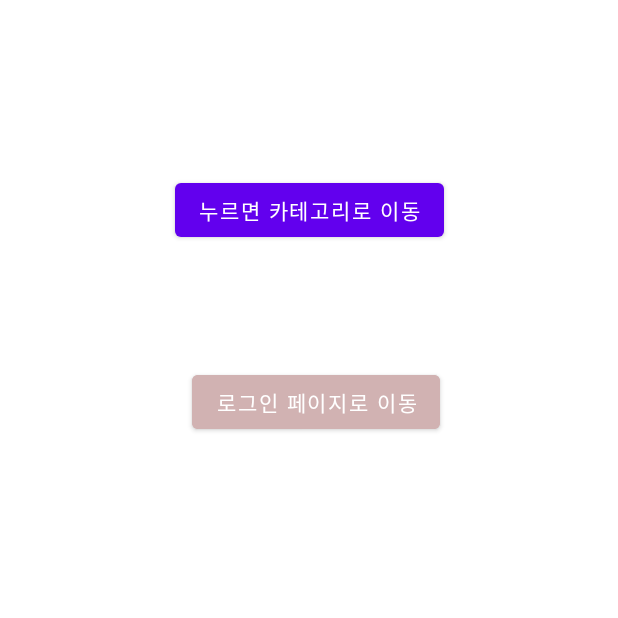
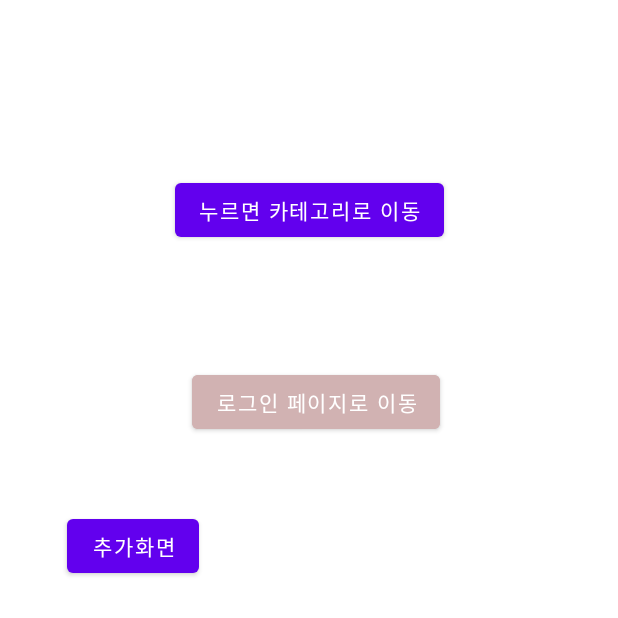
Before and after one commit to han-seo/MyApplication10, an Android app: the screen it shows after launch (MainActivity), on a phone screen of 412 x 824 dp, the top half of it. Run offline under Robolectric (Android 15) with nearby library versions, the phone set to English and light mode, and no system bars.

Commit message:
//추가하기 카테고리

```diff
--- a/app/build.gradle
+++ b/app/build.gradle
@@ -1,7 +1,7 @@
 plugins {
     id 'com.android.application'
     id 'kotlin-android'
-    id'kotlin-android-extensions'
+    id 'kotlin-android-extensions'
 }
 
 android {
--- a/app/src/main/java/com/example/myapplication/Join.kt
+++ b/app/src/main/java/com/example/myapplication/Join.kt
@@ -19,7 +19,6 @@ class Join : AppCompatActivity() {
             startActivity(intent)
         }
 
-
     }
 
 }
--- a/app/src/main/java/com/example/myapplication/Login.kt
+++ b/app/src/main/java/com/example/myapplication/Login.kt
@@ -34,7 +34,9 @@ class Login : AppCompatActivity() {
             startActivity(intent) }
 
 
-
+        val intent = Intent(this, hair::class.java)
+        intent.putExtra("key1","문자열 전달쓰")
+        intent.putExtra("key2",2021)
 
     }
 }
--- a/app/src/main/java/com/example/myapplication/MainActivity.kt
+++ b/app/src/main/java/com/example/myapplication/MainActivity.kt
@@ -4,28 +4,36 @@ import android.content.Intent
 import androidx.appcompat.app.AppCompatActivity
 import android.os.Bundle
 import android.widget.Button
+import kotlinx.android.synthetic.main.activity_main.*
 
 class MainActivity : AppCompatActivity() {
 
     //테스트용 버튼
     lateinit var Btn_Go : Button
     lateinit var Btn_shift : Button
+    lateinit var Btn_new : Button
 
    override fun onCreate(savedInstanceState: Bundle?) {
         super.onCreate(savedInstanceState)
         setContentView(R.layout.activity_main)
 
-        //잘되는지 테스트-->안됨..
+        //잘되는지 테스트
        Btn_Go = findViewById(R.id.Btn_Go)
        Btn_Go.setOnClickListener{
            var intent = Intent(this, category::class.java)
            startActivity(intent)
        }
 
-/*       Btn_shift = findViewById(R.id.Btn_Go)
+       Btn_shift = findViewById(R.id.Btn_shift)
        Btn_shift.setOnClickListener{
            var intent = Intent(this, Login::class.java)
            startActivity(intent)
-       }*/
+       }
+
+       Btn_new = findViewById(R.id.Btn_new)
+       Btn_new.setOnClickListener{
+           var intent = Intent(this, newPerson::class.java)
+           startActivity(intent)
+       }
     }
 }
--- a/app/src/main/res/layout/activity_join.xml
+++ b/app/src/main/res/layout/activity_join.xml
@@ -22,7 +22,7 @@
         app:layout_constraintTop_toBottomOf="@+id/editTextPhone" />
 
     <EditText
-        android:id="@+id/editTextTextPersonName7"
+        android:id="@+id/editTextnName"
         android:layout_width="0dp"
         android:layout_height="wrap_content"
         android:layout_marginStart="10dp"
@@ -94,7 +94,7 @@
         app:layout_constraintEnd_toEndOf="parent"
         app:layout_constraintHorizontal_bias="0.0"
         app:layout_constraintStart_toStartOf="parent"
-        app:layout_constraintTop_toBottomOf="@+id/editTextTextPersonName7" />
+        app:layout_constraintTop_toBottomOf="@+id/editTextnName" />
 
     <EditText
         android:id="@+id/editTextTextPersonName8"
--- a/app/src/main/res/layout/activity_main.xml
+++ b/app/src/main/res/layout/activity_main.xml
@@ -27,4 +27,16 @@
         app:layout_constraintStart_toStartOf="parent"
         app:layout_constraintTop_toBottomOf="@+id/Btn_Go" />
 
+    <Button
+        android:id="@+id/Btn_new"
+        android:layout_width="wrap_content"
+        android:layout_height="wrap_content"
+        android:layout_marginStart="44dp"
+        android:layout_marginTop="48dp"
+        android:layout_marginEnd="279dp"
+        android:text="추가화면"
+        app:layout_constraintEnd_toEndOf="parent"
+        app:layout_constraintStart_toStartOf="parent"
+        app:layout_constraintTop_toBottomOf="@+id/Btn_shift" />
+
 </androidx.constraintlayout.widget.ConstraintLayout>
```
Also changed, not shown: app/src/main/AndroidManifest.xml (+5 -4 lines), app/src/main/java/com/example/myapplication/hair.kt (+21 -9 lines), app/src/main/res/layout/activity_hair.xml (+24 -16 lines).
